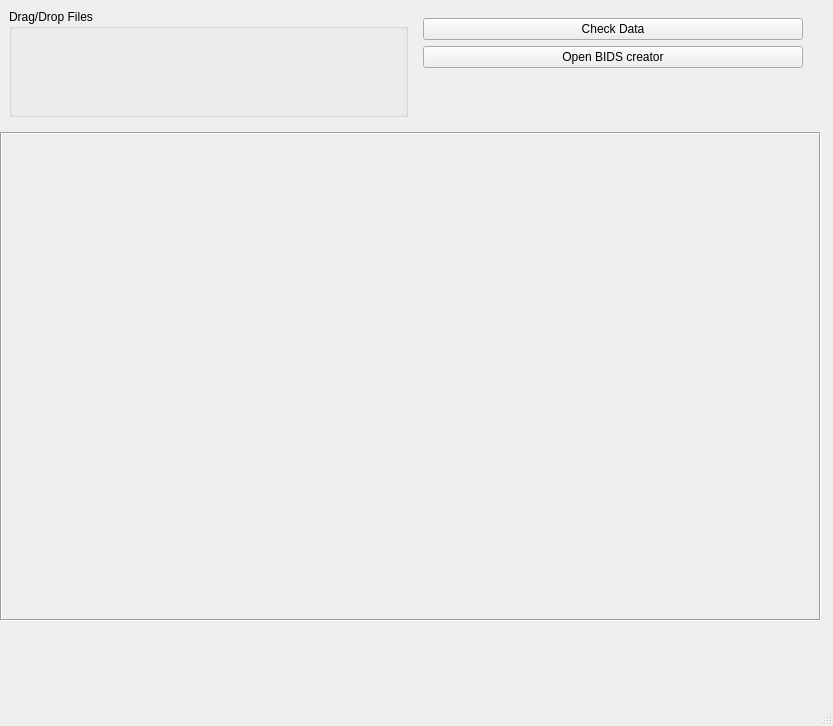
Before: the Qt Designer form nih2mne/GUI/templates/file_staging_meg.ui in nih-megcore/nih_to_mne, drawn with Qt 5.
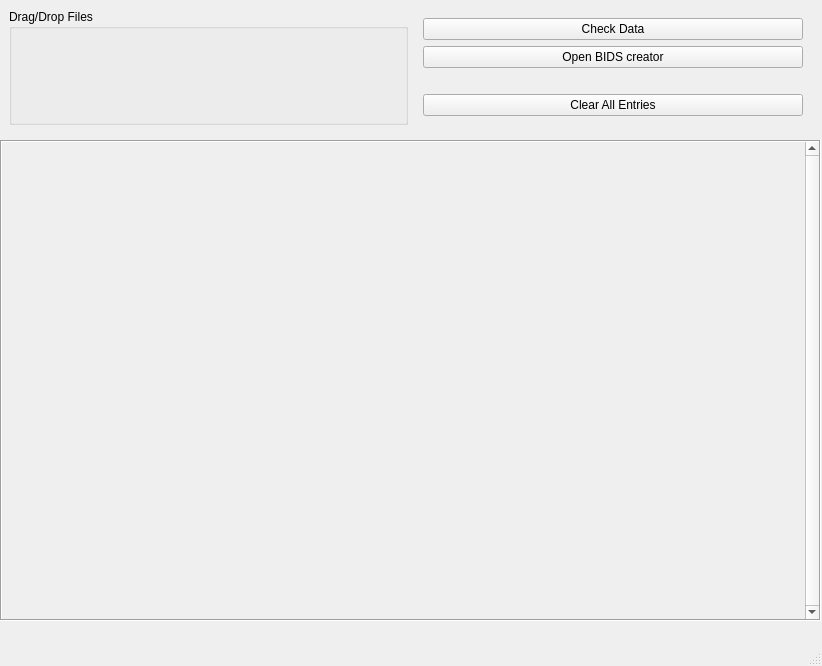
After: the same form once the commit is applied.

Commit message: Added gui templates from pyqt designer

Patch:
```diff
--- a/nih2mne/GUI/templates/file_staging_meg.ui
+++ b/nih2mne/GUI/templates/file_staging_meg.ui
@@ -6,8 +6,8 @@
    <rect>
     <x>0</x>
     <y>0</y>
-    <width>833</width>
-    <height>726</height>
+    <width>822</width>
+    <height>666</height>
    </rect>
   </property>
   <property name="sizePolicy">
@@ -104,11 +104,18 @@
              <property name="sizeHint" stdset="0">
               <size>
                <width>20</width>
-               <height>40</height>
+               <height>20</height>
               </size>
              </property>
             </spacer>
            </item>
+           <item>
+            <widget class="QPushButton" name="pushButton">
+             <property name="text">
+              <string>Clear All Entries</string>
+             </property>
+            </widget>
+           </item>
           </layout>
          </widget>
         </item>
@@ -126,6 +133,9 @@
        <property name="frameShape">
         <enum>QFrame::Box</enum>
        </property>
+       <property name="verticalScrollBarPolicy">
+        <enum>Qt::ScrollBarAlwaysOn</enum>
+       </property>
        <property name="widgetResizable">
         <bool>true</bool>
        </property>
@@ -134,8 +144,8 @@
          <rect>
           <x>0</x>
           <y>0</y>
-          <width>799</width>
-          <height>455</height>
+          <width>785</width>
+          <height>444</height>
          </rect>
         </property>
        </widget>
```
Left out of the diff: 2 changed lines with no effect on the pictures. The commit also changes 2 other files.
